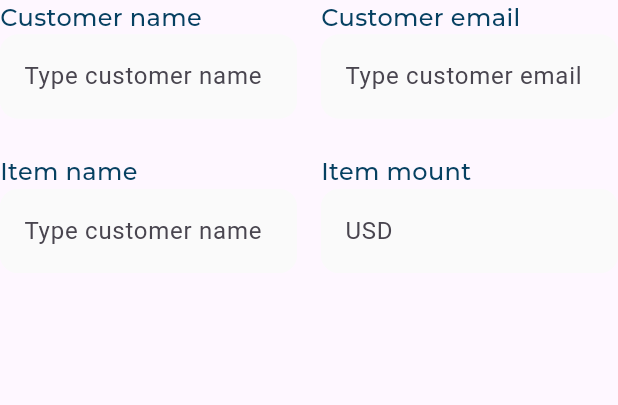
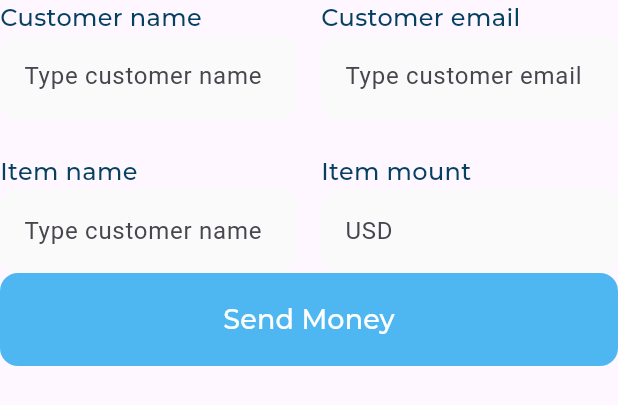
Before and after one commit to Mohamed-Husien/responsive_dash_board, a Flutter app: the QuickInvoiceForm widget shown alone on an empty page, opened directly, on a phone screen of 412 x 824 dp. Shown: the top 405 px of the screen. Run offline on Flutter 3.47's test engine with Material 3 defaults, Android fonts, the phone set to English and light mode, and no system bars; our stand-ins replace flutter_svg; project files that could hold a hidden picture were left out.

Commit message:
create custom elevation button

```diff
--- /dev/null
+++ b/lib/widgets/custom_button.dart
@@ -0,0 +1,27 @@
+import 'package:flutter/material.dart';
+import 'package:responsive_dash_board_app/utils/app_styles.dart';
+
+class CustomButton extends StatelessWidget {
+  const CustomButton({super.key});
+
+  @override
+  Widget build(BuildContext context) {
+    return SizedBox(
+      height: 62,
+      child: ElevatedButton(
+        onPressed: () {},
+        style: ElevatedButton.styleFrom(
+          shape: RoundedRectangleBorder(
+            borderRadius: BorderRadius.circular(12),
+          ),
+          elevation: 0,
+          backgroundColor: const Color(0xFF4EB7F2),
+        ),
+        child: const Text(
+          'Send Money',
+          style: AppStyle.styleSemiBold18,
+        ),
+      ),
+    );
+  }
+}
--- a/lib/widgets/quick_invoice.dart
+++ b/lib/widgets/quick_invoice.dart
@@ -18,6 +18,7 @@ class QuickInvoice extends StatelessWidget {
         LatestTransactions(),
         Divider(
           height: 48,
+          color: Color(0xffF1F1F1),
         ),
         QuickInvoiceForm(),
       ],
--- a/lib/widgets/quick_invoice_form.dart
+++ b/lib/widgets/quick_invoice_form.dart
@@ -1,4 +1,5 @@
 import 'package:flutter/material.dart';
+import 'package:responsive_dash_board_app/widgets/custom_button.dart';
 import 'package:responsive_dash_board_app/widgets/title_text_field.dart';
 
 class QuickInvoiceForm extends StatelessWidget {
@@ -49,6 +50,13 @@ class QuickInvoiceForm extends StatelessWidget {
             ),
           ],
         ),
+        Row(
+          children: [
+            Expanded(
+              child: CustomButton(),
+            )
+          ],
+        )
       ],
     );
   }
```
